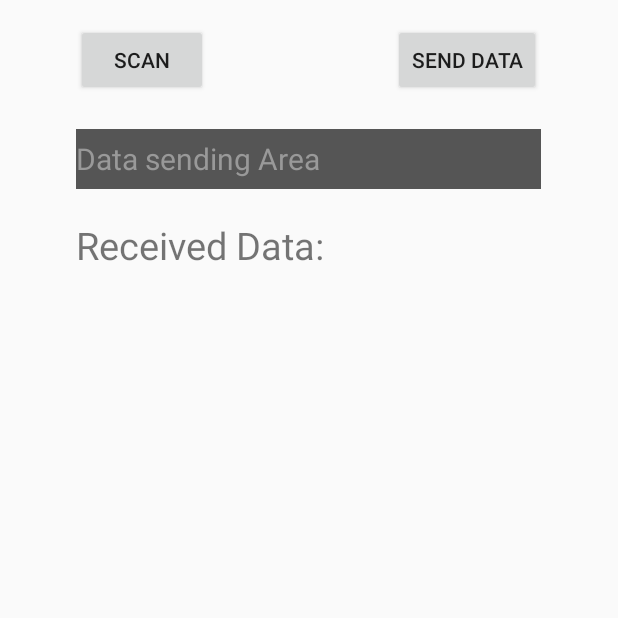
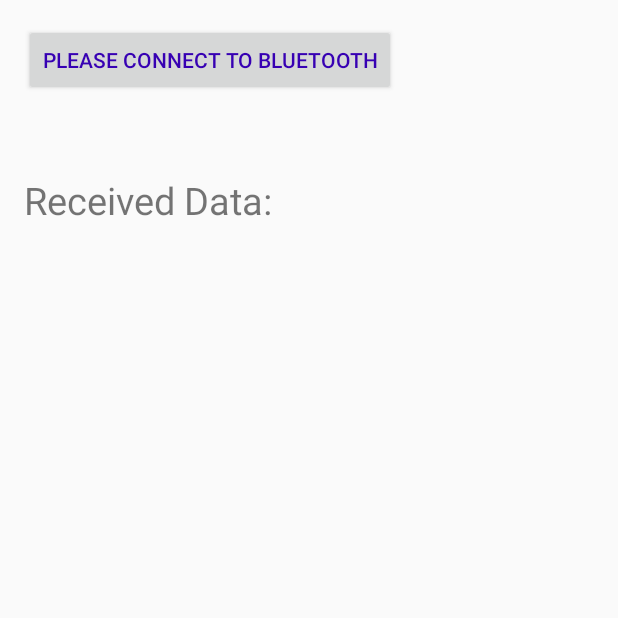
Before and after one commit to milenamarkovich/PlantStalk, an Android app: the MainActivity screen opened directly, with no data from a screen before it, on a phone screen of 412 x 824 dp, the top half of it. Run offline under Robolectric (Android 15) with nearby library versions, the phone set to English and light mode, and no system bars; 4 statements that could not run were skipped.

Commit message:
bluetooth connection establishment
includes button which scans and displays list of bluetooth devices, then connects to a selected device. The screen displays data transmitted to the android device from the serial monitor of the arduino

```diff
--- a/BluetoothPlantStalk/BluetoothPlantStalk/BluetoothTestConnection/app/src/main/java/com/example/bluetoothtestconnection/BlunoLibrary.java
+++ b/BluetoothPlantStalk/BluetoothPlantStalk/BluetoothTestConnection/app/src/main/java/com/example/bluetoothtestconnection/BlunoLibrary.java
@@ -121,11 +121,13 @@ public abstract  class BlunoLibrary  extends Activity{
 
     public void onCreateProcess()
     {
+        if (Build.VERSION.SDK_INT >= Build.VERSION_CODES.JELLY_BEAN_MR2) {
             if(!initiate())
             {
                 Toast.makeText(mainContext, R.string.error_bluetooth_not_supported,
                         Toast.LENGTH_SHORT).show();
                 ((Activity) mainContext).finish();
+            }
         }
 
 
@@ -185,7 +187,9 @@ public abstract  class BlunoLibrary  extends Activity{
                         onConectionStateChange(mConnectionState);
                         mScanDeviceDialog.dismiss();
 
+                        if (Build.VERSION.SDK_INT >= Build.VERSION_CODES.JELLY_BEAN_MR2) {
                             scanLeDevice(false);
+                        }
                     }
                 }).create();
 
--- a/BluetoothPlantStalk/BluetoothPlantStalk/BluetoothTestConnection/app/src/main/java/com/example/bluetoothtestconnection/MainActivity.java
+++ b/BluetoothPlantStalk/BluetoothPlantStalk/BluetoothTestConnection/app/src/main/java/com/example/bluetoothtestconnection/MainActivity.java
@@ -23,8 +23,8 @@ import androidx.core.content.ContextCompat;
 
 public class MainActivity  extends BlunoLibrary {
     private Button buttonScan;
-    private Button buttonSerialSend;
-    private EditText serialSendText;
+    //private Button buttonSerialSend;
+    //private EditText serialSendText;
     private TextView serialReceivedText;
 
     @RequiresApi(api = Build.VERSION_CODES.M)
@@ -50,19 +50,11 @@ public class MainActivity  extends BlunoLibrary {
         serialBegin(115200);													//set the Uart Baudrate on BLE chip to 115200
 
         serialReceivedText=(TextView) findViewById(R.id.serialReveicedText);	//initial the EditText of the received data
-        serialSendText=(EditText) findViewById(R.id.serialSendText);			//initial the EditText of the sending data
+        //serialSendText=(EditText) findViewById(R.id.serialSendText);			//initial the EditText of the sending data
 
-        buttonSerialSend = (Button) findViewById(R.id.buttonSerialSend);		//initial the button for sending the data
-        buttonSerialSend.setOnClickListener(new OnClickListener() {
+        //buttonSerialSend = (Button) findViewById(R.id.buttonSerialSend);		//initial the button for sending the data
+        //buttonSerialSend.setOnClickListener(new OnClickListener() {
 
-            @RequiresApi(api = Build.VERSION_CODES.JELLY_BEAN_MR2)
-            @Override
-            public void onClick(View v) {
-                // TODO Auto-generated method stub
-
-                serialSend(serialSendText.getText().toString());				//send the data to the BLUNO
-            }
-        });
 
         buttonScan = (Button) findViewById(R.id.buttonScan);					//initial the button for scanning the BLE device
         buttonScan.setOnClickListener(new OnClickListener() {
--- a/BluetoothPlantStalk/BluetoothPlantStalk/BluetoothTestConnection/app/src/main/res/layout/activity_main.xml
+++ b/BluetoothPlantStalk/BluetoothPlantStalk/BluetoothTestConnection/app/src/main/res/layout/activity_main.xml
@@ -17,9 +17,7 @@
         android:layout_below="@+id/editText2"
         android:layout_alignStart="@+id/editText2"
         android:layout_alignParentBottom="true"
-        android:layout_alignEnd="@+id/serialSendText"
-        android:layout_alignLeft="@+id/editText2"
-        android:layout_alignRight="@+id/serialSendText">
+        android:layout_alignLeft="@+id/editText2">
 
         <TextView
             android:id="@+id/serialReveicedText"
@@ -29,52 +27,25 @@
             android:textSize="10sp"
             android:layout_below="@+id/editText2"
             android:layout_alignStart="@+id/editText2"
-            android:layout_alignEnd="@+id/serialSendText"
             android:layout_alignParentBottom="true"
-            android:layout_alignLeft="@+id/editText2"
-            android:layout_alignRight="@+id/serialSendText" />
+            android:layout_alignLeft="@+id/editText2" />
     </ScrollView>
-
-    <Button
-        android:id="@+id/buttonSerialSend"
-        android:layout_width="wrap_content"
-        android:layout_height="wrap_content"
-        android:layout_above="@+id/serialSendText"
-        android:layout_alignRight="@+id/serialSendText"
-        android:text="Send Data" />
 
     <TextView
         android:id="@+id/editText2"
         android:layout_width="wrap_content"
         android:layout_height="wrap_content"
-        android:layout_alignLeft="@+id/serialSendText"
-        android:layout_below="@+id/serialSendText"
-        android:layout_marginTop="20dp"
+        android:layout_marginTop="100dp"
         android:ems="10"
         android:text="Received Data:"
         android:textSize="25sp" />
-
-    <EditText
-        android:id="@+id/serialSendText"
-        android:layout_width="310dp"
-        android:layout_height="40dp"
-        android:layout_below="@+id/buttonScan"
-        android:layout_centerHorizontal="true"
-        android:layout_marginTop="22dp"
-        android:background="#555555"
-        android:bufferType="editable"
-        android:ems="10"
-        android:inputType="text"
-        android:text="Data sending Area"
-        android:textColor="#999999"
-        android:textSize="20dip" />
 
     <Button
         android:id="@+id/buttonScan"
         android:layout_width="wrap_content"
         android:layout_height="wrap_content"
-        android:layout_alignLeft="@+id/serialSendText"
         android:layout_alignParentTop="true"
-        android:text="Scan" />
+        android:textColor="@color/design_default_color_primary_dark"
+        android:text="Please Connect To Bluetooth" />
 
 </RelativeLayout>
--- a/BluetoothPlantStalk/BluetoothPlantStalk/BluetoothTestConnection/settings.gradle
+++ b/BluetoothPlantStalk/BluetoothPlantStalk/BluetoothTestConnection/settings.gradle
@@ -1,2 +1,2 @@
 rootProject.name='BluetoothTestConnection'
-include ':app'
+include ':app', 'toolbar'
```
Also changed, not shown: 237 other files. Lines whose indentation alone changed are shown as unchanged.
